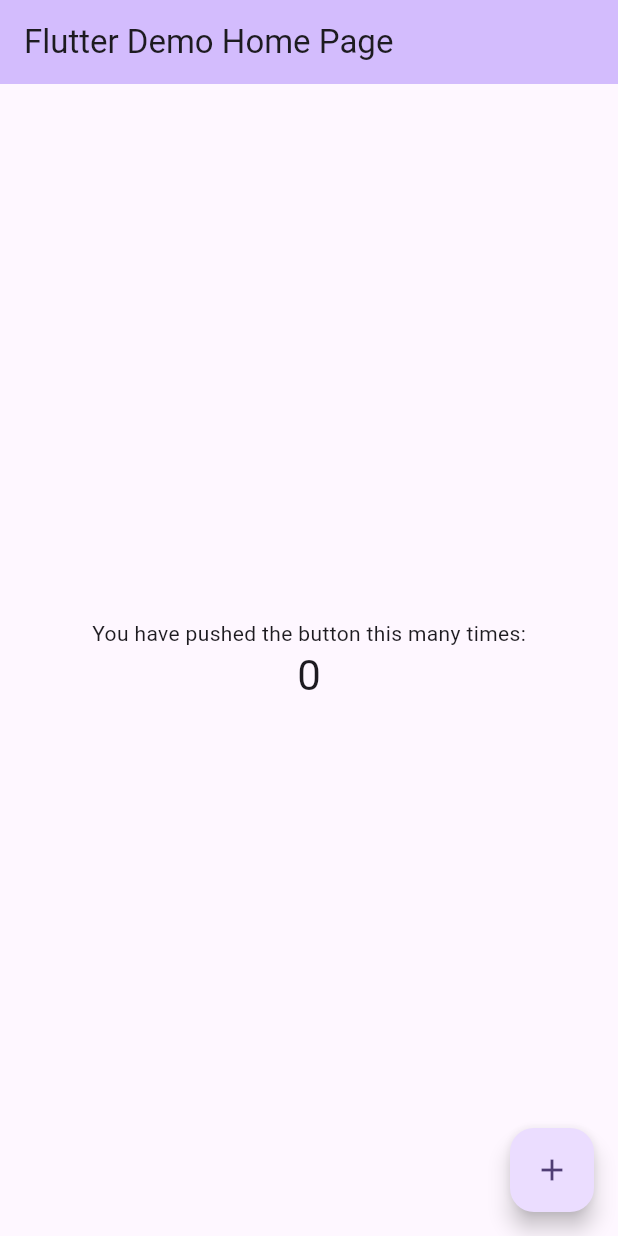
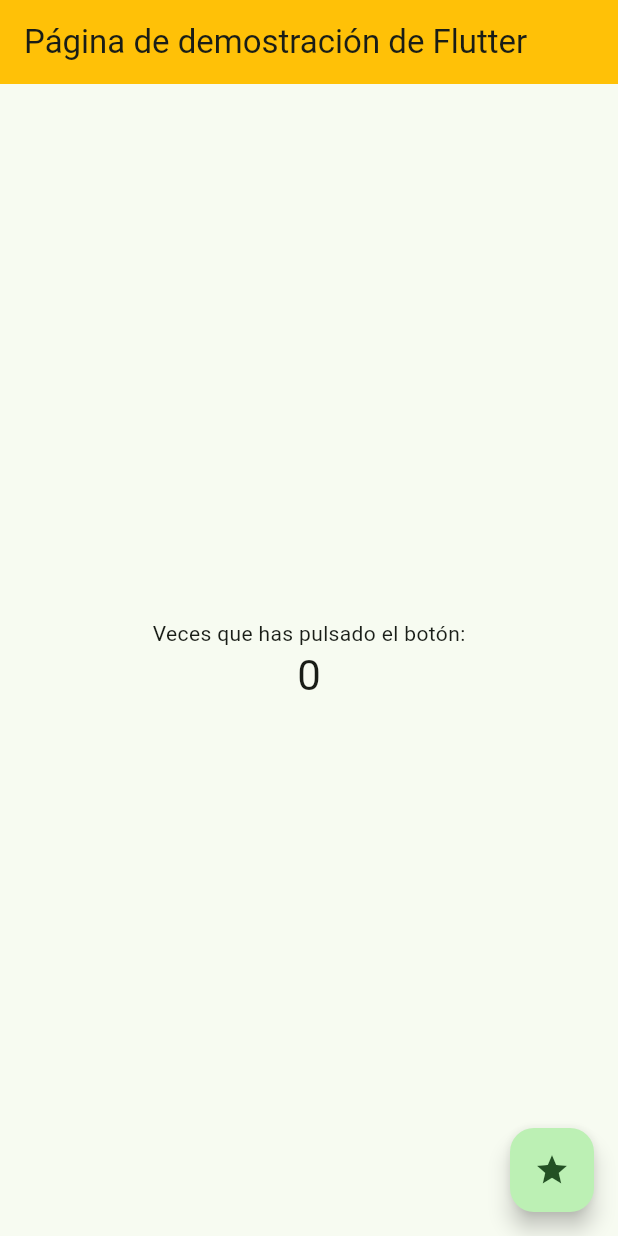
Before and after one commit to franopx/Laboratorio3DM, a Flutter app: the screen it shows after launch, on a phone screen of 412 x 824 dp. Run offline on Flutter 3.47's test engine with Material 3 defaults, Android fonts, the phone set to English and light mode, and no system bars.

Commit message:
change colors, icons and texts

```diff
--- a/lib/main.dart
+++ b/lib/main.dart
@@ -28,10 +28,10 @@ class MyApp extends StatelessWidget {
         //
         // This works for code too, not just values: Most code changes can be
         // tested with just a hot reload.
-        colorScheme: ColorScheme.fromSeed(seedColor: Colors.deepPurple),
+        colorScheme: ColorScheme.fromSeed(seedColor: Colors.green),
         useMaterial3: true,
       ),
-      home: const MyHomePage(title: 'Flutter Demo Home Page'),
+      home: const MyHomePage(title: 'Página de demostración de Flutter'),
     );
   }
 }
@@ -81,7 +81,7 @@ class _MyHomePageState extends State<MyHomePage> {
         // TRY THIS: Try changing the color here to a specific color (to
         // Colors.amber, perhaps?) and trigger a hot reload to see the AppBar
         // change color while the other colors stay the same.
-        backgroundColor: Theme.of(context).colorScheme.inversePrimary,
+        backgroundColor: Colors.amber,
         // Here we take the value from the MyHomePage object that was created by
         // the App.build method, and use it to set our appbar title.
         title: Text(widget.title),
@@ -106,7 +106,7 @@ class _MyHomePageState extends State<MyHomePage> {
           mainAxisAlignment: MainAxisAlignment.center,
           children: <Widget>[
             const Text(
-              'You have pushed the button this many times:',
+              'Veces que has pulsado el botón:',
             ),
             Text(
               '$_counter',
@@ -118,7 +118,7 @@ class _MyHomePageState extends State<MyHomePage> {
       floatingActionButton: FloatingActionButton(
         onPressed: _incrementCounter,
         tooltip: 'Increment',
-        child: const Icon(Icons.add),
+        child: const Icon(Icons.star),
       ), // This trailing comma makes auto-formatting nicer for build methods.
     );
   }
```
